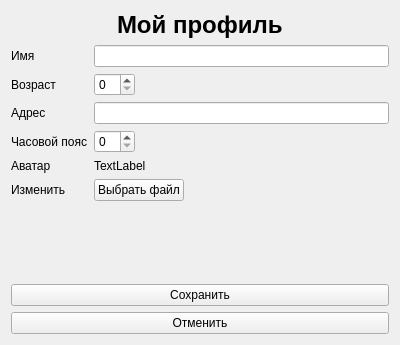
Above: resources/forms/edit_student.ui from lubaskinc0de/student_journal before the change. Below: the same form after it.
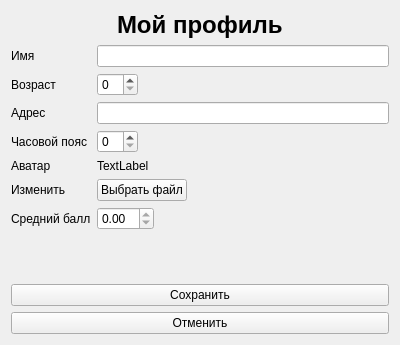
That is the form after the change.

Commit message: student overall avg mark

```diff
--- a/resources/forms/edit_student.ui
+++ b/resources/forms/edit_student.ui
@@ -90,6 +90,23 @@
        </property>
       </widget>
      </item>
+     <item row="6" column="0">
+      <widget class="QLabel" name="label_7">
+       <property name="text">
+        <string>Средний балл</string>
+       </property>
+      </widget>
+     </item>
+     <item row="6" column="1">
+      <widget class="QDoubleSpinBox" name="avg_mark">
+       <property name="enabled">
+        <bool>true</bool>
+       </property>
+       <property name="readOnly">
+        <bool>true</bool>
+       </property>
+      </widget>
+     </item>
     </layout>
    </item>
    <item row="0" column="0">
```
The commit also changes 10 other files.
